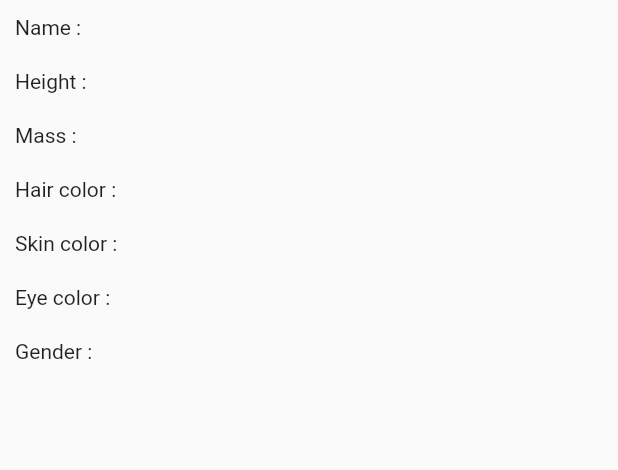
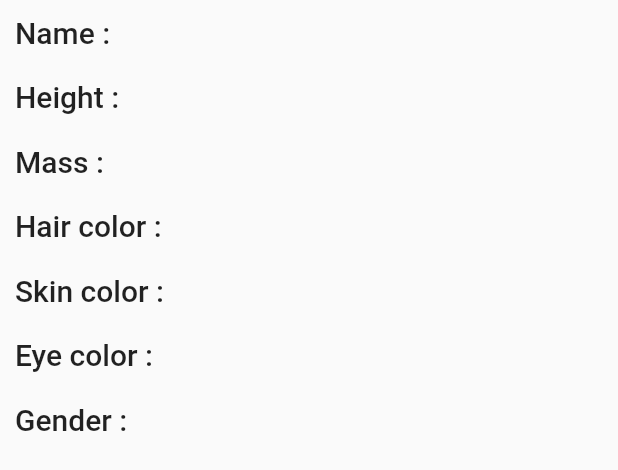
Before and after one commit to samuell324/sw_api_rebuild, a Flutter app: the InfoWidget widget shown alone on an empty page, opened directly with empty values, on a phone screen of 412 x 824 dp. Shown: the top 470 px of the screen. Run offline on Flutter 3.47's test engine with Material 2 defaults, Android fonts, the phone set to English and light mode, and no system bars; network calls fail.

Commit message:
implement text theme

```diff
--- a/lib/infoWidget.dart
+++ b/lib/infoWidget.dart
@@ -12,31 +12,31 @@ class InfoWidget extends StatelessWidget {
         children: [
           Padding(
             padding: const EdgeInsets.all(10),
-            child: Text("Name : ${character.name}"),
+            child: Text("Name : ${character.name}", style: Theme.of(context).textTheme.title),
           ),
           Padding(
             padding: const EdgeInsets.all(10),
-            child: Text("Height : ${character.height}"),
+            child: Text("Height : ${character.height}", style: Theme.of(context).textTheme.title),
           ),
           Padding(
             padding: const EdgeInsets.all(10),
-            child: Text("Mass : ${character.mass}"),
+            child: Text("Mass : ${character.mass}", style: Theme.of(context).textTheme.title),
           ),
           Padding(
             padding: const EdgeInsets.all(10),
-            child: Text("Hair color : ${character.hairColor}"),
+            child: Text("Hair color : ${character.hairColor}", style: Theme.of(context).textTheme.title),
           ),
           Padding(
             padding: const EdgeInsets.all(10),
-            child: Text("Skin color : ${character.skinColor}"),
+            child: Text("Skin color : ${character.skinColor}", style: Theme.of(context).textTheme.title),
           ),
           Padding(
             padding: const EdgeInsets.all(10),
-            child: Text("Eye color : ${character.eyeColor}"),
+            child: Text("Eye color : ${character.eyeColor}", style: Theme.of(context).textTheme.title),
           ),
           Padding(
             padding: const EdgeInsets.all(10),
-            child: Text("Gender : ${character.gender}"),
+            child: Text("Gender : ${character.gender}", style: Theme.of(context).textTheme.title),
           ),
         ],
       ),
```
